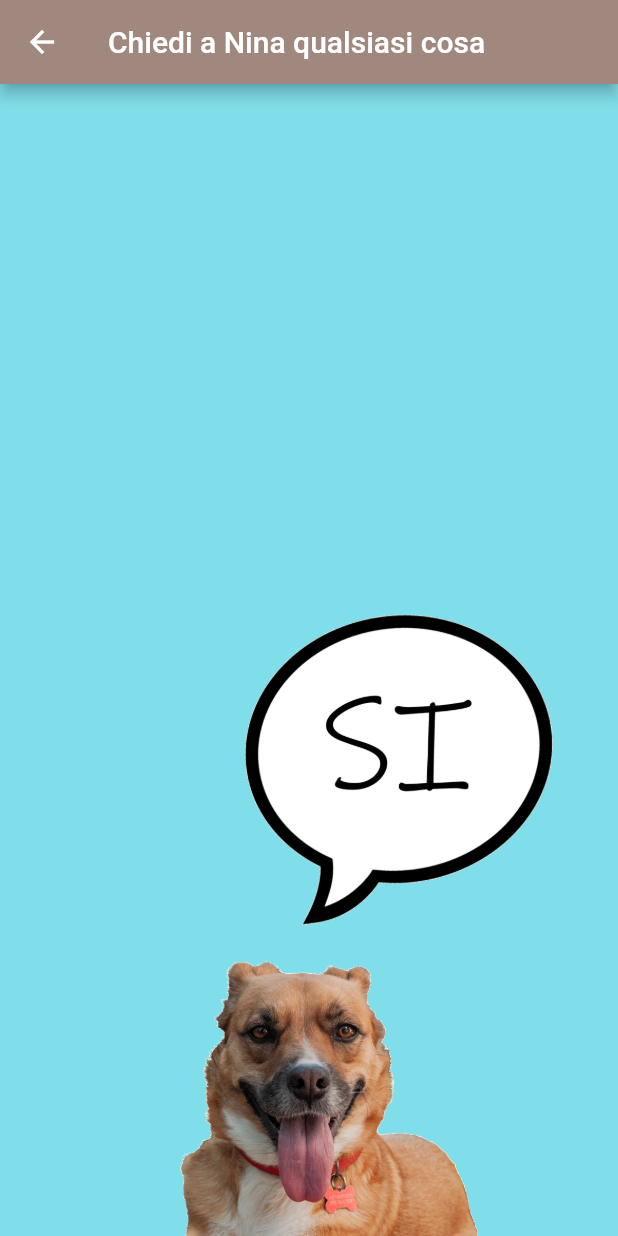
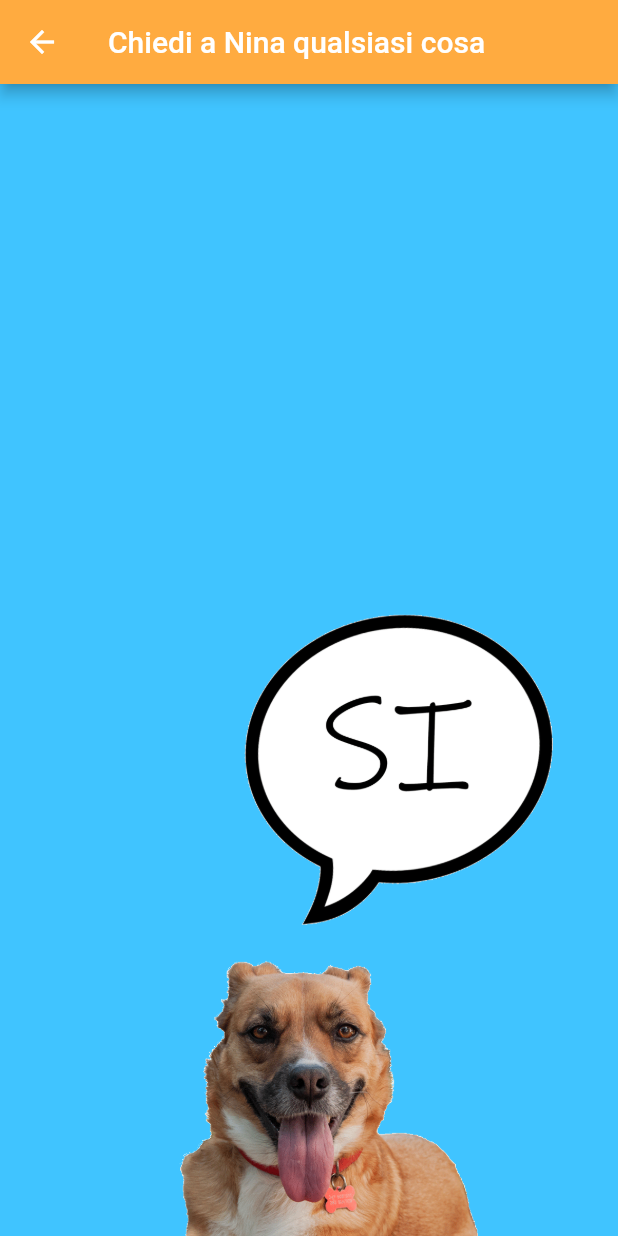
Before and after one commit to Pasqat/chiedi_a_nina, a Flutter app: the NinaScreen screen opened directly, on a phone screen of 412 x 824 dp. Run offline on Flutter 3.47's test engine with Material 2 defaults, Android fonts, the phone set to English and light mode, and no system bars; our stand-ins replace animated_text_kit.

Commit message:
aggiunte schermate nina maya genni scianel

```diff
--- a/lib/screen/nina_Screen.dart
+++ b/lib/screen/nina_Screen.dart
@@ -1,45 +1,47 @@
 import 'package:flutter/material.dart';
 import 'dart:math';
 
-
-class NinaScreen extends StatelessWidget {
-
+class NinaScreen extends StatefulWidget {
   static const id = 'nina_screen';
 
   @override
+  _NinaScreenState createState() => _NinaScreenState();
+}
+
+class _NinaScreenState extends State<NinaScreen> {
+  int numNina = 1;
+//   String fraseRan;
+// List<String> frasiNina = [
+//   'SI',
+//   'Non dovresti neanche chiederlo',
+//   'Solo UNA però',
+//   'NO',
+//   'Chiedimelo di nuovo più tardi',
+//   'Non ne ho idea',
+// ];
+  @override
   Widget build(BuildContext context) {
     return Scaffold(
-      backgroundColor: Colors.cyan[200],
+      backgroundColor: Colors.lightBlueAccent,
       appBar: AppBar(
+        backgroundColor: Colors.orangeAccent,
         title: Text('Chiedi a Nina qualsiasi cosa'),
-        backgroundColor: Colors.brown[300],
       ),
-      body: NinaDice(),
-    );
-  }
-}
-
-class NinaDice extends StatefulWidget {
-  @override
-  _NinaDiceState createState() => _NinaDiceState();
-}
-
-class _NinaDiceState extends State<NinaDice> {
-  int numNina = 1;
-
-  @override
-  Widget build(BuildContext context) {
-    return Column(
+      body: Column(
         mainAxisAlignment: MainAxisAlignment.end,
         children: <Widget>[
+          // Text(fraseRan),
           FlatButton(
               onPressed: () {
                 setState(() {
+                  // fraseRan = frasiNina[Random().nextInt(frasiNina.length)];
                   numNina = Random().nextInt(6) + 1;
                 });
               },
               child: Image.asset('images/nina$numNina.png')),
+
         ],
+      ),
     );
   }
 }
--- a/pubspec.yaml
+++ b/pubspec.yaml
@@ -12,6 +12,7 @@ dependencies:
 
   cupertino_icons: ^0.1.2
   animated_text_kit: ^2.0.0
+
 
 
 dev_dependencies:
```
Also changed, not shown: lib/main.dart (+8 -2 lines), lib/modules/row_constructor.dart (+22 -2 lines), lib/screen/genni_screen.dart (added, +48 -0 lines), lib/screen/maya_screen.dart (added, +48 -0 lines), lib/screen/scianel_screen.dart (added, +48 -0 lines), lib/screen/welcome_screen.dart (+43 -4 lines). Lines whose indentation alone changed are shown as unchanged.
